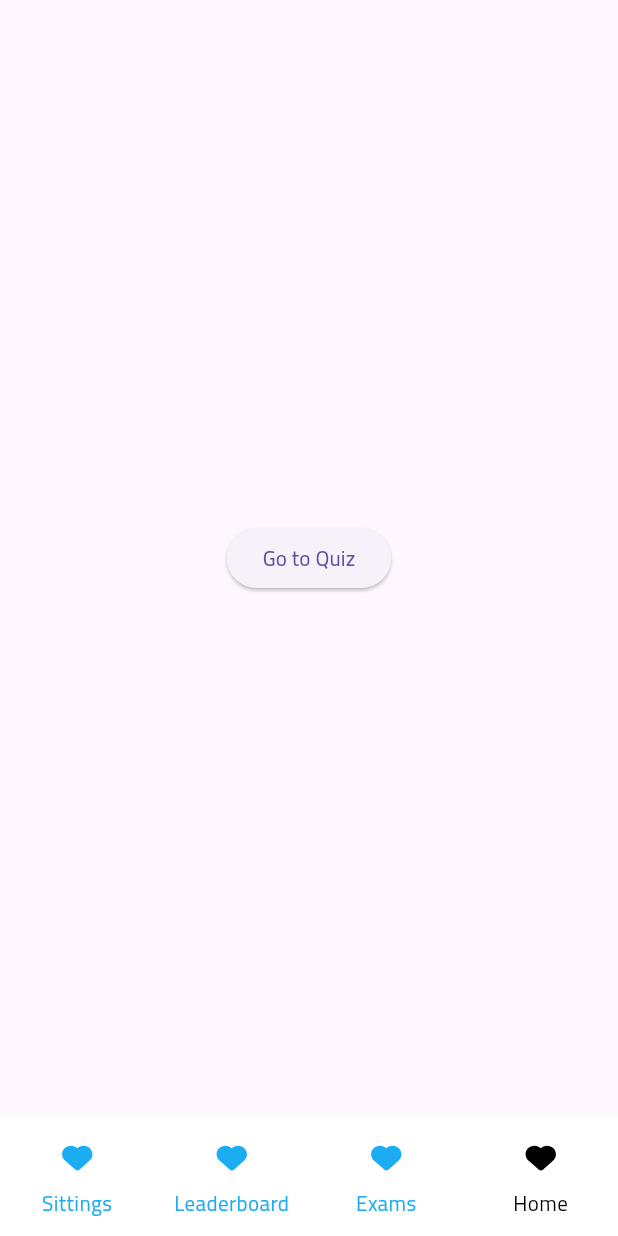
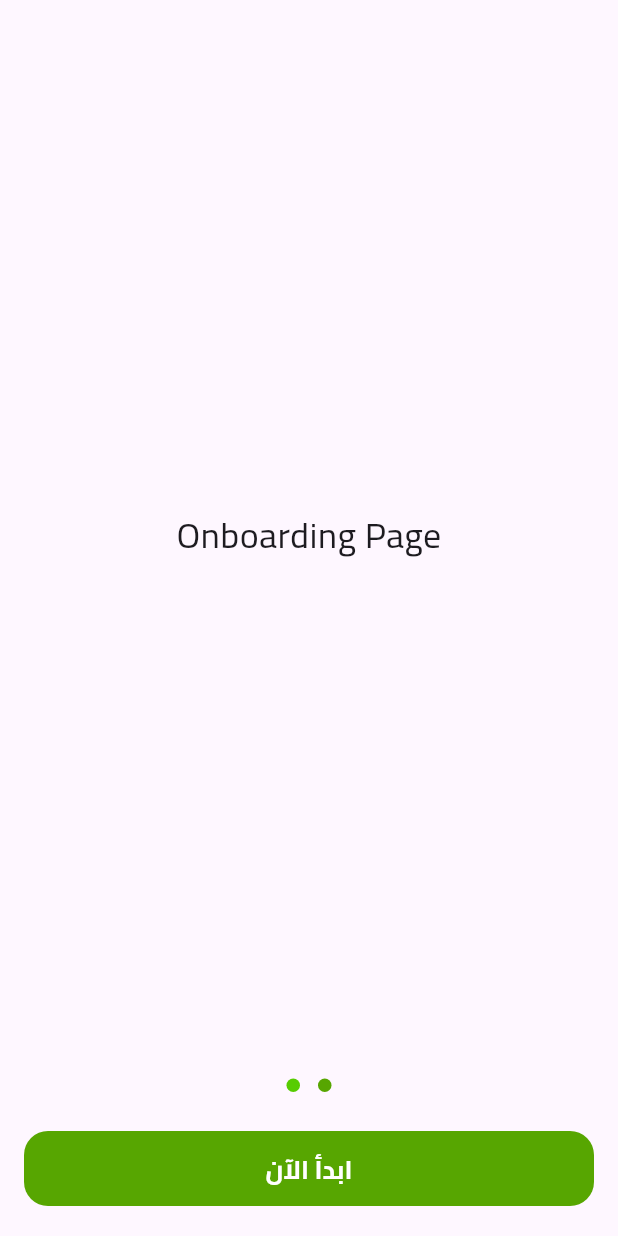
Before and after one commit to KaremMotaz/bio_app, a Flutter app: the screen it shows after launch, on a phone screen of 412 x 824 dp. Run offline on Flutter 3.47's test engine with Material 3 defaults, Android fonts, the light colour scheme and no system bars; drawn by our look-alikes of dots_indicator; our stand-ins replace dartz, firebase_core, flutter_bloc, flutter_secure_storage, flutter_svg, go_router and 1 more; accounts and stored records are empty.

Commit message:
Make ui of onboarding part1

```diff
--- /dev/null
+++ b/devtools_options.yaml
@@ -0,0 +1,3 @@
+description: This file stores settings for Dart & Flutter DevTools.
+documentation: https://docs.flutter.dev/tools/devtools/extensions#configure-extension-enablement-states
+extensions:
--- a/lib/core/routing/app_router.dart
+++ b/lib/core/routing/app_router.dart
@@ -15,7 +15,11 @@ import 'package:bio_app/features/quiz/presentation/manager/quiz_cubit/quiz_cubit
 import 'package:bio_app/features/quiz/presentation/views/quiz_view.dart';
 
 abstract class AppRouter {
-  static final router = GoRouter(
+  static GoRouter createRouter(bool hasSeenOnboarding) {
+    final initialPath =
+        hasSeenOnboarding ? Routes.mainView : Routes.onBoardingView;
+    return GoRouter(
+      initialLocation: initialPath,
       routes: [
         GoRoute(
           path: Routes.onBoardingView,
@@ -59,3 +63,4 @@ abstract class AppRouter {
       ],
     );
   }
+}
--- /dev/null
+++ b/lib/core/widgets/app_text_button.dart
@@ -0,0 +1,53 @@
+import 'package:bio_app/core/theming/app_colors.dart';
+import 'package:flutter/material.dart';
+
+class AppTextButton extends StatelessWidget {
+  const AppTextButton({
+    super.key,
+    required this.buttonText,
+    required this.textStyle,
+    required this.onPressed,
+    this.borderRadius,
+    this.backgroundColor,
+    this.horizontalPadding,
+    this.verticalPadding,
+    this.buttonWidth,
+    this.buttonHieght,
+  });
+  final String buttonText;
+  final TextStyle textStyle;
+  final VoidCallback onPressed;
+  final double? borderRadius;
+  final Color? backgroundColor;
+  final double? horizontalPadding;
+  final double? verticalPadding;
+  final double? buttonWidth;
+  final double? buttonHieght;
+
+  @override
+  Widget build(BuildContext context) {
+    return TextButton(
+      onPressed: onPressed,
+      style: ButtonStyle(
+        shape: WidgetStatePropertyAll<RoundedRectangleBorder>(
+          RoundedRectangleBorder(
+            borderRadius: BorderRadius.circular(borderRadius ?? 16),
+          ),
+        ),
+        backgroundColor: WidgetStatePropertyAll<Color>(
+          backgroundColor ?? AppColors.darkGreen,
+        ),
+        padding: WidgetStatePropertyAll<EdgeInsets>(
+          EdgeInsets.symmetric(
+            horizontal: horizontalPadding ?? 12,
+            vertical: verticalPadding ?? 14,
+          ),
+        ),
+        fixedSize: WidgetStatePropertyAll(
+          Size(buttonWidth ?? double.maxFinite, buttonHieght ?? 50),
+        ),
+      ),
+      child: Text(buttonText, style: textStyle),
+    );
+  }
+}
--- a/lib/features/mainPageView/main_view.dart
+++ b/lib/features/mainPageView/main_view.dart
@@ -22,6 +22,7 @@ class _MainViewState extends State<MainView> {
   @override
   Widget build(BuildContext context) {
     return Scaffold(
+      backgroundColor: Colors.white,
       bottomNavigationBar: HomeNavBar(
         selectedIndex: controller.selectedIndex,
         onTap: (index) {
--- a/lib/features/onboarding/presentation/views/onboarding_view.dart
+++ b/lib/features/onboarding/presentation/views/onboarding_view.dart
@@ -1,3 +1,4 @@
+import 'package:bio_app/features/onboarding/presentation/views/widgets/onboarding_view_body.dart';
 import 'package:flutter/material.dart';
 
 class OnboardingView extends StatelessWidget {
@@ -5,6 +6,6 @@ class OnboardingView extends StatelessWidget {
 
   @override
   Widget build(BuildContext context) {
-    return Scaffold(body: Center(child: Text('Onboarding View')));
+    return Scaffold(body: SafeArea(child: OnboardingViewBody()));
   }
 }
--- /dev/null
+++ b/lib/features/onboarding/presentation/views/widgets/onboarding_page_view.dart
@@ -0,0 +1,13 @@
+import 'package:bio_app/features/onboarding/presentation/views/widgets/page_view_item.dart';
+import 'package:flutter/material.dart';
+
+class OnboardingPageView extends StatelessWidget {
+  const OnboardingPageView({super.key});
+
+  @override
+  Widget build(BuildContext context) {
+    return Expanded(
+      child: PageView(children: [PageViewItem(), PageViewItem()]),
+    );
+  }
+}
--- /dev/null
+++ b/lib/features/onboarding/presentation/views/widgets/onboarding_view_body.dart
@@ -0,0 +1,36 @@
+import 'package:bio_app/core/theming/app_colors.dart';
+import 'package:bio_app/core/theming/text_styles.dart';
+import 'package:bio_app/core/widgets/app_text_button.dart';
+import 'package:bio_app/features/onboarding/presentation/views/widgets/onboarding_page_view.dart';
+import 'package:dots_indicator/dots_indicator.dart';
+import 'package:flutter/material.dart';
+
+class OnboardingViewBody extends StatelessWidget {
+  const OnboardingViewBody({super.key});
+
+  @override
+  Widget build(BuildContext context) {
+    return Column(
+      children: [
+        OnboardingPageView(),
+        DotsIndicator(
+          dotsCount: 2,
+          decorator: DotsDecorator(
+            color: AppColors.mainGreen,
+            activeColor: AppColors.darkGreen,
+          ),
+        ),
+        const SizedBox(height: 20),
+        Padding(
+          padding: const EdgeInsets.symmetric(horizontal: 16),
+          child: AppTextButton(
+            buttonText: "ابدأ الآن",
+            textStyle: TextStyles.bold17.copyWith(color: Colors.white),
+            onPressed: () {},
+          ),
+        ),
+        const SizedBox(height: 20),
+      ],
+    );
+  }
+}
--- /dev/null
+++ b/lib/features/onboarding/presentation/views/widgets/page_view_item.dart
@@ -0,0 +1,12 @@
+import 'package:flutter/material.dart';
+
+class PageViewItem extends StatelessWidget {
+  const PageViewItem({super.key});
+
+  @override
+  Widget build(BuildContext context) {
+    return Center(
+      child: Text('Onboarding Page', style: TextStyle(fontSize: 24)),
+    );
+  }
+}
--- a/lib/main.dart
+++ b/lib/main.dart
@@ -1,14 +1,21 @@
+import 'package:bio_app/core/services/cache_helper.dart';
 import 'package:flutter/material.dart';
 import 'package:flutter_localizations/flutter_localizations.dart';
 import 'package:bio_app/core/routing/app_router.dart';
 
-void main() {
-  runApp(const MainApp());
+void main() async {
+  WidgetsFlutterBinding.ensureInitialized();
+  await CacheHelper.init();
+
+  // Check if the user has seen the onboarding screen
+  final bool hasSeenOnboarding = CacheHelper.getBool(key: 'hasSeenOnboarding');
+
+  runApp(MainApp(hasSeenOnboarding: hasSeenOnboarding));
 }
 
 class MainApp extends StatelessWidget {
-  const MainApp({super.key});
-
+  const MainApp({super.key, required this.hasSeenOnboarding});
+  final bool hasSeenOnboarding;
   @override
   Widget build(BuildContext context) {
     return MaterialApp.router(
@@ -21,7 +28,7 @@ class MainApp extends StatelessWidget {
         GlobalWidgetsLocalizations.delegate,
         GlobalCupertinoLocalizations.delegate,
       ],
-      routerConfig: AppRouter.router,
+      routerConfig: AppRouter.createRouter(hasSeenOnboarding),
     );
   }
 }
--- a/pubspec.yaml
+++ b/pubspec.yaml
@@ -8,6 +8,7 @@ environment:
 
 dependencies:
   dartz: ^0.10.1
+  dots_indicator: ^4.0.1
   equatable: ^2.0.7
   firebase_core: ^3.15.1
   flutter:
@@ -16,8 +17,10 @@ dependencies:
   flutter_localization: ^0.3.3
   flutter_localizations:
     sdk: flutter
+  flutter_secure_storage: ^9.2.4
   flutter_svg: ^2.2.0
   go_router: ^16.0.0
+  shared_preferences: ^2.5.3
 dev_dependencies:
   flutter_lints: ^5.0.0
   flutter_test:
```
Also changed, not shown: lib/core/services/cache_helper.dart (added, +76 -0 lines), lib/features/home/presentation/views/home_view.dart (+17 -6 lines), lib/features/home/presentation/views/widgets/custom_list_item.dart (added, +79 -0 lines), pubspec.lock, 5 other files. Lines whose indentation alone changed are shown as unchanged.
